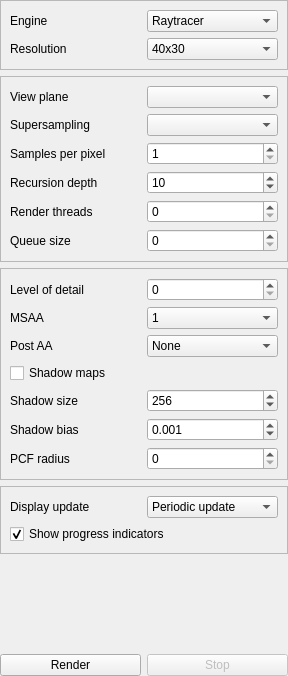
tkadauke/raytracer, file src/widgets/world/RenderSettingsWidget.ui: the form before one commit.
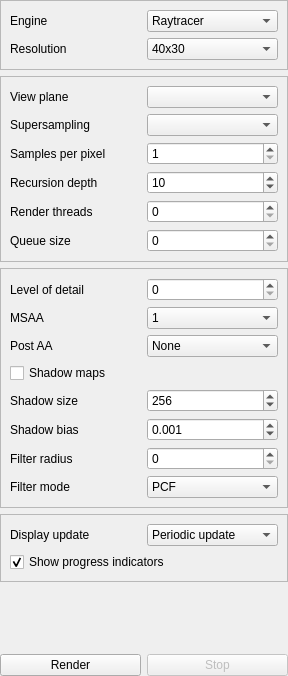
The form after the commit.

Commit message: Add PCSS shadow filtering to rasterizer

```diff
--- a/src/widgets/world/RenderSettingsWidget.ui
+++ b/src/widgets/world/RenderSettingsWidget.ui
@@ -468,7 +468,7 @@
       <item row="6" column="0">
        <widget class="QLabel" name="label_rasterShadowFilterRadius">
         <property name="text">
-         <string>PCF radius</string>
+         <string>Filter radius</string>
         </property>
        </widget>
       </item>
@@ -488,6 +488,30 @@
         </property>
        </widget>
       </item>
+      <item row="7" column="0">
+       <widget class="QLabel" name="label_rasterShadowFilterMode">
+        <property name="text">
+         <string>Filter mode</string>
+        </property>
+       </widget>
+      </item>
+      <item row="7" column="1">
+       <widget class="QComboBox" name="rasterShadowFilterMode">
+        <property name="toolTip">
+         <string>PCF uses one fixed kernel; PCSS searches blockers and grows the kernel with receiver distance.</string>
+        </property>
+        <item>
+         <property name="text">
+          <string>PCF</string>
+         </property>
+        </item>
+        <item>
+         <property name="text">
+          <string>PCSS</string>
+         </property>
+        </item>
+       </widget>
+      </item>
      </layout>
     </widget>
    </item>
```
The commit also changes 15 other files.
